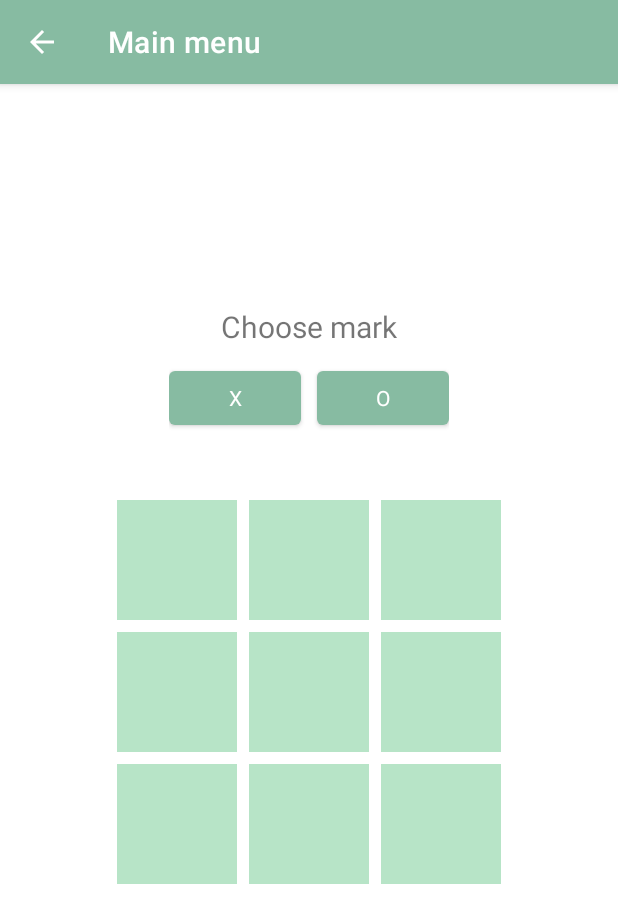
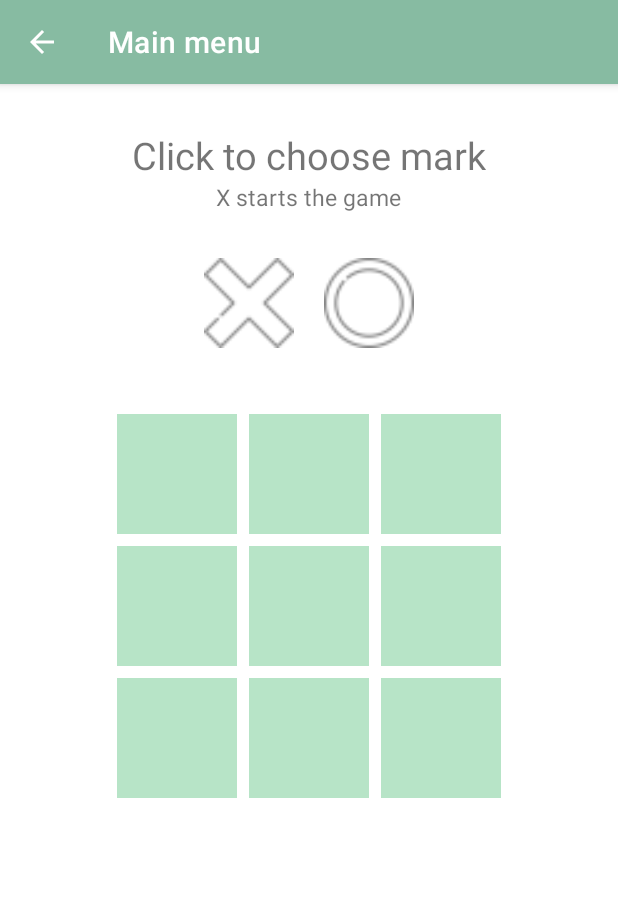
Before and after one commit to gunnrd/ticTacToe-app, an Android app: the GameBotActivity screen opened directly, with no data from a screen before it, on a phone screen of 412 x 824 dp. Shown: the top 923 px of the screen. Run offline under Robolectric (Android 15) with nearby library versions, the phone set to English and light mode, and no system bars.

Commit message:
Added draw condition to bot play and layout changes

```diff
--- a/app/src/main/java/com/example/tictactoe/GameActivity.kt
+++ b/app/src/main/java/com/example/tictactoe/GameActivity.kt
@@ -3,6 +3,7 @@ package com.example.tictactoe
 import android.os.Bundle
 import android.os.Handler
 import android.os.Looper
+import android.text.style.ImageSpan
 import android.view.View
 import android.widget.TextView
 import android.widget.Toast
@@ -59,12 +60,11 @@ class GameActivity : AppCompatActivity(), View.OnClickListener {
 
         pollState = mutableListOf()
 
-        binding.buttonStartNewGame.isVisible = false
-
         if (!host && binding.textViewInfo.text.isEmpty()) {
             binding.textViewInfo.text = context.getString(R.string.wait_for_player_one)
         }
 
+        binding.buttonStartNewGame.isVisible = false
         binding.textView0.setOnClickListener(this)
         binding.textView1.setOnClickListener(this)
         binding.textView2.setOnClickListener(this)
--- a/app/src/main/java/com/example/tictactoe/GameBotActivity.kt
+++ b/app/src/main/java/com/example/tictactoe/GameBotActivity.kt
@@ -31,11 +31,11 @@ class GameBotActivity : AppCompatActivity(), View.OnClickListener {
 
         binding.buttonStartNewGame.isVisible = false
 
-        binding.buttonX.setOnClickListener {
+        binding.imageViewX.setOnClickListener {
             player = 1
         }
 
-        binding.buttonO.setOnClickListener {
+        binding.imageViewO.setOnClickListener {
             player = 2
             bot()
         }
@@ -96,6 +96,7 @@ class GameBotActivity : AppCompatActivity(), View.OnClickListener {
             playerO.add(i)
             activePlayer = 1
         }
+
         textView.isClickable = false
         checkWinner()
     }
@@ -114,6 +115,7 @@ class GameBotActivity : AppCompatActivity(), View.OnClickListener {
             bot()
 
         }
+
         textView.isClickable = false
         checkWinner()
     }
@@ -123,7 +125,7 @@ class GameBotActivity : AppCompatActivity(), View.OnClickListener {
         countCheckedCells += 1
 
         for (cell  in 0..8) {
-            if (!(playerX.contains(cell ) || playerO.contains(cell ))) {
+            if (!(playerX.contains(cell) || playerO.contains(cell))) {
                 availableCells.add(cell)
             }
         }
@@ -192,7 +194,15 @@ class GameBotActivity : AppCompatActivity(), View.OnClickListener {
 
     private fun checkWinner() {
         when {
-            //TODO sett opp draw
+            !winConditions()
+                    && !binding.textView0.isClickable && !binding.textView1.isClickable && !binding.textView2.isClickable
+                    && !binding.textView3.isClickable && !binding.textView4.isClickable && !binding.textView5.isClickable
+                    && !binding.textView6.isClickable && !binding.textView7.isClickable && !binding.textView8.isClickable -> {
+                binding.textViewInfo.text = context.getString(R.string.draw)
+                binding.buttonStartNewGame.isVisible = true
+                activateClickable()
+            }
+
             winConditions() && winner == 1 && player == 1 -> {
                 binding.textViewInfo.text = context.getString(R.string.you_win)
                 binding.buttonStartNewGame.isVisible = true
--- a/app/src/main/res/layout/activity_game_bot.xml
+++ b/app/src/main/res/layout/activity_game_bot.xml
@@ -1,43 +1,60 @@
 <?xml version="1.0" encoding="utf-8"?>
 <LinearLayout xmlns:android="http://schemas.android.com/apk/res/android"
+    xmlns:app="http://schemas.android.com/apk/res-auto"
     xmlns:tools="http://schemas.android.com/tools"
     android:layout_width="match_parent"
     android:layout_height="match_parent"
     android:orientation="vertical"
-    android:gravity="center"
+    android:layout_gravity="center_horizontal"
     tools:context=".GameBotActivity">
 
     <TextView
         android:id="@+id/textViewChooseMark"
         android:layout_width="wrap_content"
         android:layout_height="wrap_content"
-        android:layout_marginStart="30dp"
-        android:layout_marginEnd="30dp"
-        android:layout_marginBottom="10dp"
-        android:textSize="20sp"
+        android:layout_marginTop="30dp"
+
+        android:layout_gravity="center_horizontal"
+        android:textSize="25sp"
         android:text="@string/choose_mark" />
+
+    <TextView
+        android:id="@+id/textViewStartingPlayer"
+        android:layout_width="wrap_content"
+        android:layout_height="wrap_content"
+        android:layout_marginBottom="30dp"
+        android:layout_gravity="center_horizontal"
+        android:textSize="15sp"
+        android:text="@string/mark_info" />
 
     <LinearLayout
         android:layout_width="wrap_content"
         android:layout_height="wrap_content"
+        android:layout_gravity="center_horizontal"
         android:orientation="horizontal"
         android:layout_marginBottom="30dp">
 
-        <Button
-            android:id="@+id/buttonX"
-            android:layout_width="wrap_content"
-            android:layout_height="wrap_content"
-            android:layout_marginEnd="5dp"
-            android:text="@string/x_mark"
-            style="@style/Theme.TicTacToe" />
+        <ImageView
+            android:id="@+id/imageViewX"
+            android:layout_width="60dp"
+            android:layout_height="60dp"
+            android:layout_marginEnd="10dp"
+            android:layout_weight="1"
+            android:clickable="true"
+            android:focusable="true"
+            android:contentDescription="@string/x_image"
+            app:srcCompat="@drawable/ic_cross" />
 
-        <Button
-            android:id="@+id/buttonO"
-            android:layout_width="wrap_content"
-            android:layout_height="wrap_content"
-            android:layout_marginStart="5dp"
-            android:text="@string/o_mark"
-            style="@style/Theme.TicTacToe" />
+        <ImageView
+            android:id="@+id/imageViewO"
+            android:layout_width="60dp"
+            android:layout_height="60dp"
+            android:layout_marginStart="10dp"
+            android:layout_weight="1"
+            android:clickable="true"
+            android:focusable="true"
+            android:contentDescription="@string/o_image"
+            app:srcCompat="@drawable/ic_circle" />
     </LinearLayout>
 
     <TableLayout
@@ -110,18 +127,21 @@
 
     <TextView
         android:id="@+id/textViewInfo"
-        android:layout_width="wrap_content"
+        android:layout_width="match_parent"
         android:layout_height="wrap_content"
-        android:layout_marginTop="30dp"
+        android:layout_marginTop="10dp"
+        android:layout_marginStart="30dp"
+        android:layout_marginEnd="30dp"
         android:layout_gravity="center"
-        android:textSize="30sp"
+        android:textAlignment="center"
+        android:textSize="20sp"
         android:text="" />
 
     <Button
         android:id="@+id/buttonStartNewGame"
         android:layout_width="wrap_content"
         android:layout_height="wrap_content"
-        android:layout_marginTop="20dp"
+        android:layout_marginTop="10dp"
         android:layout_gravity="center"
         android:text="@string/start_new_game" />
 
--- a/app/src/main/res/values/strings.xml
+++ b/app/src/main/res/values/strings.xml
@@ -30,7 +30,8 @@
 
     <string name="player_left_game">Opponent left the game. You win</string>
 
-    <string name="choose_mark">Choose mark</string>
-    <string name="x_mark">X</string>
-    <string name="o_mark">O</string>
+    <string name="choose_mark">Click to choose mark</string>
+    <string name="mark_info">X starts the game</string>
+    <string name="x_image">X</string>
+    <string name="o_image">O</string>
 </resources>
```
Also changed, not shown: app/src/main/res/layout/activity_main.xml (+46 -2 lines), app/src/main/res/drawable-hdpi/ic_circle.png (added), app/src/main/res/drawable-hdpi/ic_cross.png (added), app/src/main/res/drawable-mdpi/ic_circle.png (added), app/src/main/res/drawable-mdpi/ic_cross.png (added), app/src/main/res/drawable-xhdpi/ic_circle.png (added), app/src/main/res/drawable-xhdpi/ic_cross.png (added), app/src/main/res/drawable-xxhdpi/ic_circle.png (added), app/src/main/res/drawable-xxhdpi/ic_cross.png (added), app/src/main/res/drawable-xxxhdpi/ic_circle.png (added), app/src/main/res/drawable-xxxhdpi/ic_cross.png (added).
